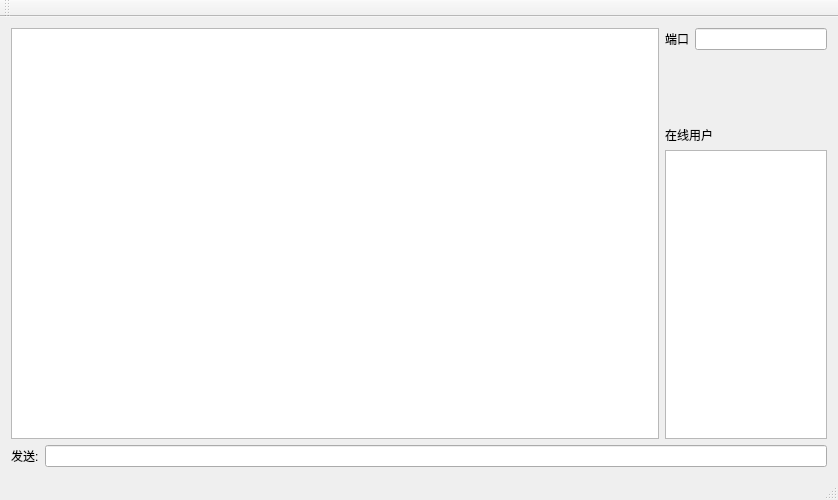
Before: the Qt Designer form XChatyServer/mainwindow.ui in CICSilver/XChaty, drawn with Qt 5.
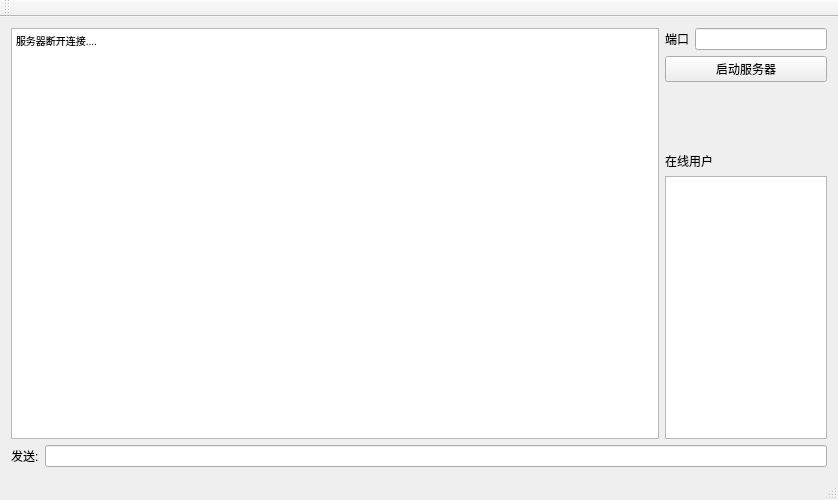
After: the same form once the commit is applied.

Patch:
```diff
--- a/XChatyServer/mainwindow.ui
+++ b/XChatyServer/mainwindow.ui
@@ -18,10 +18,19 @@
     <item row="0" column="0">
      <layout class="QHBoxLayout" name="horizontalLayout_2" stretch="8,2">
       <item>
-       <widget class="QTextEdit" name="chatEdit"/>
+       <widget class="QTextEdit" name="chatEdit">
+        <property name="html">
+         <string>&lt;!DOCTYPE HTML PUBLIC &quot;-//W3C//DTD HTML 4.0//EN&quot; &quot;http://www.w3.org/TR/REC-html40/strict.dtd&quot;&gt;
+&lt;html&gt;&lt;head&gt;&lt;meta name=&quot;qrichtext&quot; content=&quot;1&quot; /&gt;&lt;style type=&quot;text/css&quot;&gt;
+p, li { white-space: pre-wrap; }
+&lt;/style&gt;&lt;/head&gt;&lt;body style=&quot; font-family:'SimSun'; font-size:7.2pt; font-weight:400; font-style:normal;&quot;&gt;
+&lt;p style=&quot; margin-top:0px; margin-bottom:0px; margin-left:0px; margin-right:0px; -qt-block-indent:0; text-indent:0px;&quot;&gt;&lt;span style=&quot; font-family:'SimSun';&quot;&gt;服务器断开连接....&lt;/span&gt;&lt;/p&gt;
+&lt;p style=&quot;-qt-paragraph-type:empty; margin-top:0px; margin-bottom:0px; margin-left:0px; margin-right:0px; -qt-block-indent:0; text-indent:0px; font-family:'SimSun';&quot;&gt;&lt;br /&gt;&lt;/p&gt;&lt;/body&gt;&lt;/html&gt;</string>
+        </property>
+       </widget>
       </item>
       <item>
-       <layout class="QVBoxLayout" name="verticalLayout_2" stretch="0,2,9">
+       <layout class="QVBoxLayout" name="verticalLayout_2" stretch="0,0,2,9">
         <item>
          <layout class="QHBoxLayout" name="horizontalLayout">
           <item>
@@ -36,6 +45,13 @@
           </item>
          </layout>
         </item>
+        <item>
+         <widget class="QPushButton" name="startBtn">
+          <property name="text">
+           <string>启动服务器</string>
+          </property>
+         </widget>
+        </item>
         <item>
          <spacer name="verticalSpacer">
           <property name="orientation">
```
